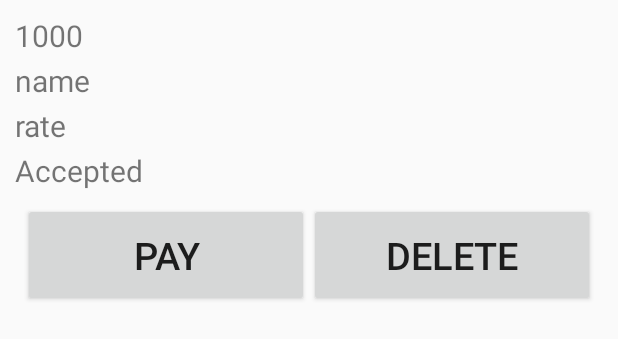
After one commit to dhruvik1999/VISA-2.0, an Android app: the layout recycler_user_response.xml on its own in the app's theme, with its tools: preview values and no code run, on a phone screen of 412 x 824 dp. The commit adds this screen. Shown: the top 339 px of the screen. Run offline under Robolectric (Android 15) with nearby library versions, the phone set to English and light mode, and no system bars.

Commit message:
response catched

```diff
--- a/Visa Hackathon 2.0/app/src/main/AndroidManifest.xml
+++ b/Visa Hackathon 2.0/app/src/main/AndroidManifest.xml
@@ -13,7 +13,8 @@
         android:roundIcon="@mipmap/ic_launcher_round"
         android:supportsRtl="true"
         android:theme="@style/AppTheme">
-        <activity android:name=".User.RequestHelper"></activity>
+        <activity android:name=".User.PayHelper"></activity>
+        <activity android:name=".User.RequestHelper" />
         <activity android:name=".User.UserHomeScreen" />
         <activity android:name=".Login" />
         <activity android:name=".CashProvider.HomeCashProvider" />
--- a/Visa Hackathon 2.0/app/src/main/res/layout/activity_user_home_screen.xml
+++ b/Visa Hackathon 2.0/app/src/main/res/layout/activity_user_home_screen.xml
@@ -6,6 +6,12 @@
     android:layout_width="match_parent"
     android:layout_height="match_parent"
     tools:context=".User.UserHomeScreen">
+
+
+    <androidx.recyclerview.widget.RecyclerView
+        android:id="@+id/user_recycler"
+        android:layout_width="match_parent"
+        android:layout_height="match_parent" />
 
     <Button
         android:id="@+id/b_locate_atm"
--- /dev/null
+++ b/Visa Hackathon 2.0/app/src/main/res/layout/recycler_user_response.xml
@@ -0,0 +1,71 @@
+<?xml version="1.0" encoding="utf-8"?>
+<RelativeLayout
+    xmlns:android="http://schemas.android.com/apk/res/android"
+    android:layout_width="match_parent"
+    android:padding="10dp"
+    android:layout_height="wrap_content">
+
+    <TextView
+        android:id="@+id/tv_amount"
+        android:layout_width="match_parent"
+        android:layout_height="30dp"
+        android:text="1000"
+        android:textSize="20dp"
+        />
+
+    <TextView
+        android:id="@+id/tv_cp_name"
+        android:layout_width="match_parent"
+        android:layout_height="30dp"
+        android:layout_below="@+id/tv_amount"
+        android:text="name"
+        android:textSize="20dp"
+        />
+
+    <TextView
+        android:id="@+id/tv_cp_rate"
+        android:layout_width="match_parent"
+        android:layout_height="30dp"
+        android:layout_below="@+id/tv_cp_name"
+        android:text="rate"
+        android:textSize="20dp"
+        />
+
+    <TextView
+        android:id="@+id/tv_cp_status"
+        android:layout_width="match_parent"
+        android:layout_height="30dp"
+        android:layout_below="@id/tv_cp_rate"
+        android:text="Accepted"
+        android:textSize="20dp"
+        />
+
+    <LinearLayout
+        android:layout_width="match_parent"
+        android:layout_height="80dp"
+        android:orientation="horizontal"
+        android:weightSum="100"
+        android:padding="5dp"
+        android:layout_below="@+id/tv_cp_status">
+
+        <Button
+            android:id="@+id/b_pay"
+            android:layout_weight="50"
+            android:layout_width="0dp"
+            android:layout_height="match_parent"
+            android:text="pay"
+            android:textSize="25dp"
+            />
+
+        <Button
+            android:id="@+id/b_delete"
+            android:layout_weight="50"
+            android:layout_width="0dp"
+            android:layout_height="match_parent"
+            android:text="Delete"
+            android:textSize="25dp"
+            />
+
+    </LinearLayout>
+
+</RelativeLayout>
```
Also changed, not shown: Visa Hackathon 2.0/app/src/main/java/com/visa/ATM/User/PayHelper.java (added, +16 -0 lines), Visa Hackathon 2.0/app/src/main/java/com/visa/ATM/User/UserAdapter.java (added, +115 -0 lines), Visa Hackathon 2.0/app/src/main/java/com/visa/ATM/User/UserHomeScreen.java (+20 -0 lines), Visa Hackathon 2.0/app/src/main/res/layout/activity_pay_helper.xml (added, +9 -0 lines).
